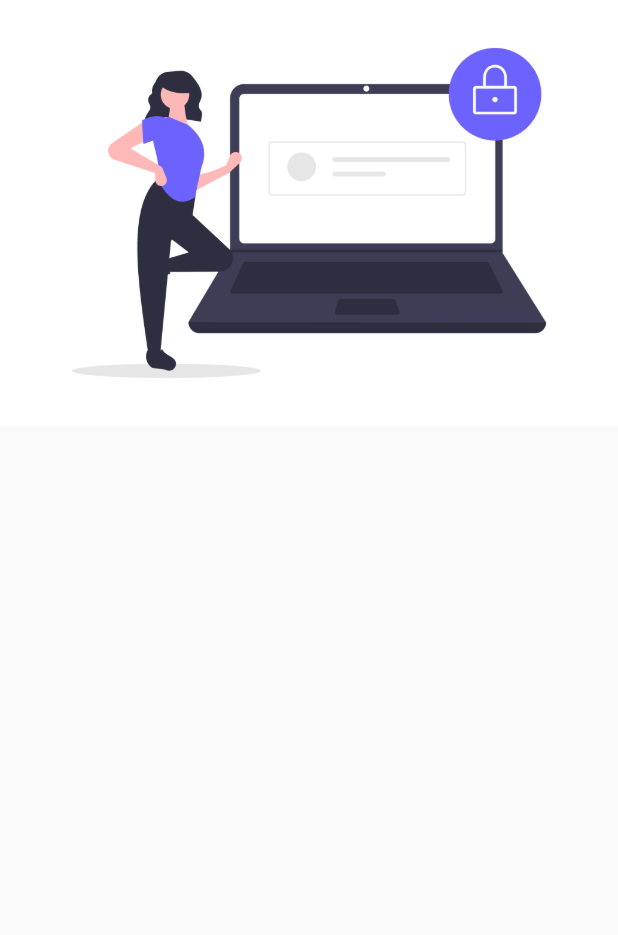
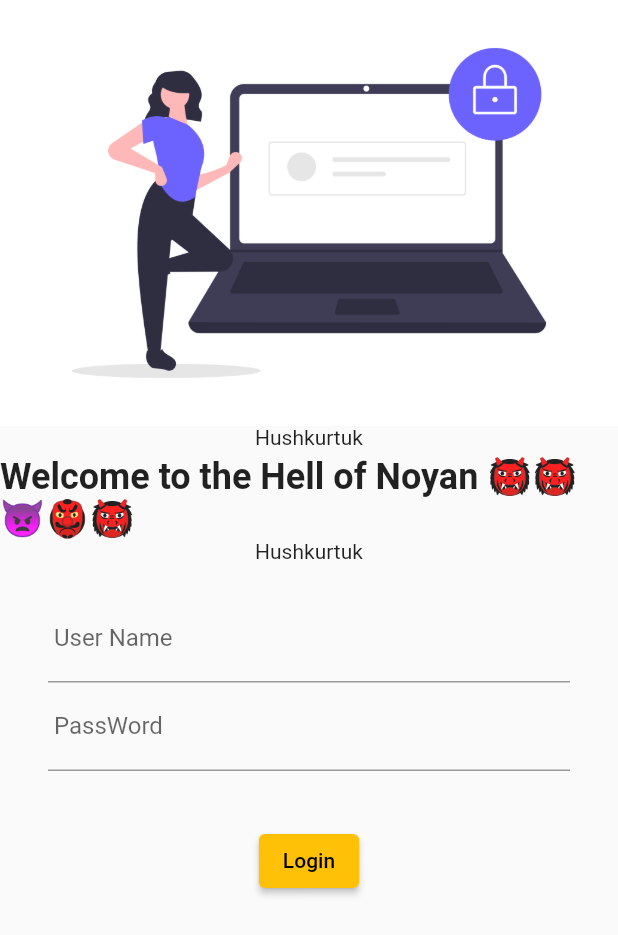
Before and after one commit to mohammadnakib42/EvalyUI30DaysPractice, a Flutter app: the screen it shows after launch, on a phone screen of 412 x 824 dp. Shown: the top 935 px of the screen. Run offline on Flutter 3.47's test engine with Material 2 defaults, Android fonts, the light colour scheme and no system bars; our stand-ins replace google_fonts.

Commit message:
day4 completed

```diff
--- a/lib/main.dart
+++ b/lib/main.dart
@@ -1,6 +1,7 @@
 import 'package:evaly_ui/pages/home_page.dart';
 import 'package:evaly_ui/pages/login_page.dart';
 import 'package:flutter/material.dart';
+import 'package:google_fonts/google_fonts.dart';
 
 void main() {
   runApp(MyApp());
@@ -18,6 +19,7 @@
       darkTheme: ThemeData(
         brightness: Brightness.dark,
         primarySwatch: Colors.green,
+        fontFamily: GoogleFonts.lato().fontFamily,
       ),
       initialRoute: "/login",
       routes: {
--- a/lib/pages/login_page.dart
+++ b/lib/pages/login_page.dart
@@ -12,7 +12,50 @@
             "assets/images/login_screen.png",
             fit: BoxFit.cover,
           ),
-          //Image.asset("assets/images/login_screen.png"),
+          SizedBox(
+            height: 20.0,
+            child: Text("Hushkurtuk"),
+          ),
+          Text(
+            "Welcome to the Hell of Noyan 👹👹👿👺👹",
+            style: TextStyle(
+              fontSize: 24,
+              fontWeight: FontWeight.bold,
+            ),
+          ),
+          SizedBox(
+            height: 20.0,
+            child: Text("Hushkurtuk"),
+          ),
+          Padding(
+            padding:
+                const EdgeInsets.symmetric(vertical: 16.0, horizontal: 32.0),
+            child: Column(
+              children: [
+                TextFormField(
+                  decoration: InputDecoration(
+                    hintText: " Enter Username ",
+                    labelText: " User Name ",
+                  ),
+                ),
+                TextFormField(
+                  obscureText: true,
+                  decoration: InputDecoration(
+                    hintText: " Enter Password ",
+                    labelText: " PassWord ",
+                  ),
+                ),
+              ],
+            ),
+          ),
+          SizedBox(
+            height: 20.0,
+          ),
+          ElevatedButton(
+              onPressed: () {
+                print("Login Successful");
+              },
+              child: Text("Login")),
         ],
       ),
     );
--- a/pubspec.yaml
+++ b/pubspec.yaml
@@ -28,6 +28,7 @@
   # The following adds the Cupertino Icons font to your application.
   # Use with the CupertinoIcons class for iOS style icons.
   cupertino_icons: ^1.0.2
+  google_fonts: ^2.1.0
 
 dev_dependencies:
   flutter_test:
```
Also changed, not shown: pubspec.lock.
